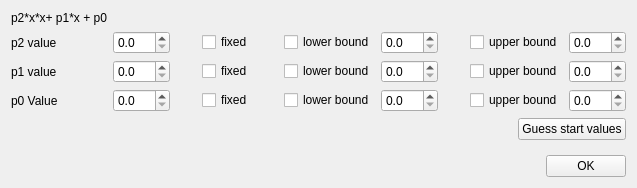
First picture: the form in pensant/ui/quadraticModelFitParameters.ui, repository syncope/pensant, before the edit.
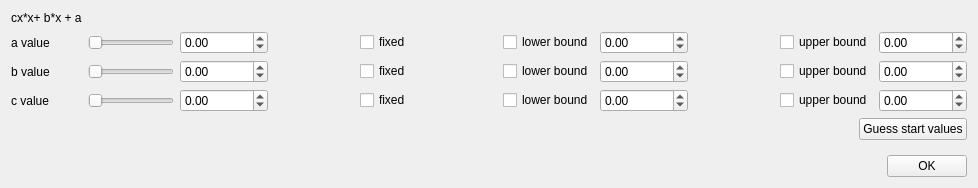
Second picture: the form after the edit.

Commit message: + first complete implementation of the quadratic model; initial values are screwed for now

```diff
--- a/pensant/ui/quadraticModelFitParameters.ui
+++ b/pensant/ui/quadraticModelFitParameters.ui
@@ -6,7 +6,7 @@
    <rect>
     <x>0</x>
     <y>0</y>
-    <width>637</width>
+    <width>978</width>
     <height>188</height>
    </rect>
   </property>
@@ -19,7 +19,7 @@
      <item row="1" column="0">
       <widget class="QLabel" name="label">
        <property name="text">
-        <string>p2 value</string>
+        <string>a value</string>
        </property>
       </widget>
      </item>
@@ -50,9 +50,22 @@
      <item row="2" column="1">
       <layout class="QHBoxLayout" name="horizontalLayout_2">
        <item>
-        <widget class="QDoubleSpinBox" name="amplitudeValue">
+        <widget class="QSlider" name="bSlider">
+         <property name="orientation">
+          <enum>Qt::Horizontal</enum>
+         </property>
+        </widget>
+       </item>
+       <item>
+        <widget class="QDoubleSpinBox" name="bValue">
          <property name="decimals">
-          <number>1</number>
+          <number>2</number>
+         </property>
+         <property name="minimum">
+          <double>-1000000000.000000000000000</double>
+         </property>
+         <property name="maximum">
+          <double>1000000000.000000000000000</double>
          </property>
         </widget>
        </item>
@@ -99,7 +112,13 @@
        <item>
         <widget class="QDoubleSpinBox" name="amplitudeLBValue">
          <property name="decimals">
-          <number>1</number>
+          <number>2</number>
+         </property>
+         <property name="minimum">
+          <double>-1000000000.000000000000000</double>
+         </property>
+         <property name="maximum">
+          <double>1000000000.000000000000000</double>
          </property>
         </widget>
        </item>
@@ -126,7 +145,16 @@
        <item>
         <widget class="QDoubleSpinBox" name="amplitudeUBValue">
          <property name="decimals">
-          <number>1</number>
+          <number>2</number>
+         </property>
+         <property name="minimum">
+          <double>-1000000000.000000000000000</double>
+         </property>
+         <property name="maximum">
+          <double>1000000000.000000000000000</double>
+         </property>
+         <property name="value">
+          <double>0.000000000000000</double>
          </property>
         </widget>
        </item>
@@ -172,9 +200,22 @@
      <item row="1" column="1">
       <layout class="QHBoxLayout" name="horizontalLayout">
        <item>
-        <widget class="QDoubleSpinBox" name="meanValue">
+        <widget class="QSlider" name="aSlider">
+         <property name="orientation">
+          <enum>Qt::Horizontal</enum>
+         </property>
+        </widget>
+       </item>
+       <item>
+        <widget class="QDoubleSpinBox" name="aValue">
          <property name="decimals">
-          <number>1</number>
+          <number>2</number>
+         </property>
+         <property name="minimum">
+          <double>-1000000000.000000000000000</double>
+         </property>
+         <property name="maximum">
+          <double>1000000000.000000000000000</double>
          </property>
         </widget>
        </item>
@@ -221,7 +262,13 @@
        <item>
         <widget class="QDoubleSpinBox" name="meanLBValue">
          <property name="decimals">
-          <number>1</number>
+          <number>2</number>
+         </property>
+         <property name="minimum">
+          <double>-1000000000.000000000000000</double>
+         </property>
+         <property name="maximum">
+          <double>1000000000.000000000000000</double>
          </property>
         </widget>
        </item>
@@ -248,7 +295,16 @@
        <item>
         <widget class="QDoubleSpinBox" name="meanUBValue">
          <property name="decimals">
-          <number>1</number>
+          <number>2</number>
+         </property>
+         <property name="minimum">
+          <double>-1000000000.000000000000000</double>
+         </property>
+         <property name="maximum">
+          <double>1000000000.000000000000000</double>
+         </property>
+         <property name="value">
+          <double>0.000000000000000</double>
          </property>
         </widget>
        </item>
@@ -257,16 +313,29 @@
      <item row="3" column="0">
       <widget class="QLabel" name="label_3">
        <property name="text">
-        <string>p0 Value</string>
+        <string>c value</string>
        </property>
       </widget>
      </item>
      <item row="3" column="1">
       <layout class="QHBoxLayout" name="horizontalLayout_3">
        <item>
-        <widget class="QDoubleSpinBox" name="sigmaValue">
+        <widget class="QSlider" name="cSlider">
+         <property name="orientation">
+          <enum>Qt::Horizontal</enum>
+         </property>
+        </widget>
+       </item>
+       <item>
+        <widget class="QDoubleSpinBox" name="cValue">
          <property name="decimals">
-          <number>1</number>
+          <number>2</number>
+         </property>
+         <property name="minimum">
+          <double>-1000000000.000000000000000</double>
+         </property>
+         <property name="maximum">
+          <double>1000000000.000000000000000</double>
          </property>
         </widget>
        </item>
@@ -313,7 +382,13 @@
        <item>
         <widget class="QDoubleSpinBox" name="sigmaLBValue">
          <property name="decimals">
-          <number>1</number>
+          <number>2</number>
+         </property>
+         <property name="minimum">
+          <double>-1000000000.000000000000000</double>
+         </property>
+         <property name="maximum">
+          <double>1000000000.000000000000000</double>
          </property>
         </widget>
        </item>
@@ -340,7 +415,16 @@
        <item>
         <widget class="QDoubleSpinBox" name="sigmaUBValue">
          <property name="decimals">
-          <number>1</number>
+          <number>2</number>
+         </property>
+         <property name="minimum">
+          <double>-1000000000.000000000000000</double>
+         </property>
+         <property name="maximum">
+          <double>1000000000.000000000000000</double>
+         </property>
+         <property name="value">
+          <double>0.000000000000000</double>
          </property>
         </widget>
        </item>
@@ -349,14 +433,14 @@
      <item row="2" column="0">
       <widget class="QLabel" name="label_2">
        <property name="text">
-        <string>p1 value</string>
+        <string>b value</string>
        </property>
       </widget>
      </item>
      <item row="0" column="0">
       <widget class="QLabel" name="label_4">
        <property name="text">
-        <string>p2*x*x+ p1*x + p0</string>
+        <string>cx*x+ b*x + a</string>
        </property>
       </widget>
      </item>
```
Left out of the diff: 30 changed lines with no effect on the pictures. The commit also changes 1 other file.
